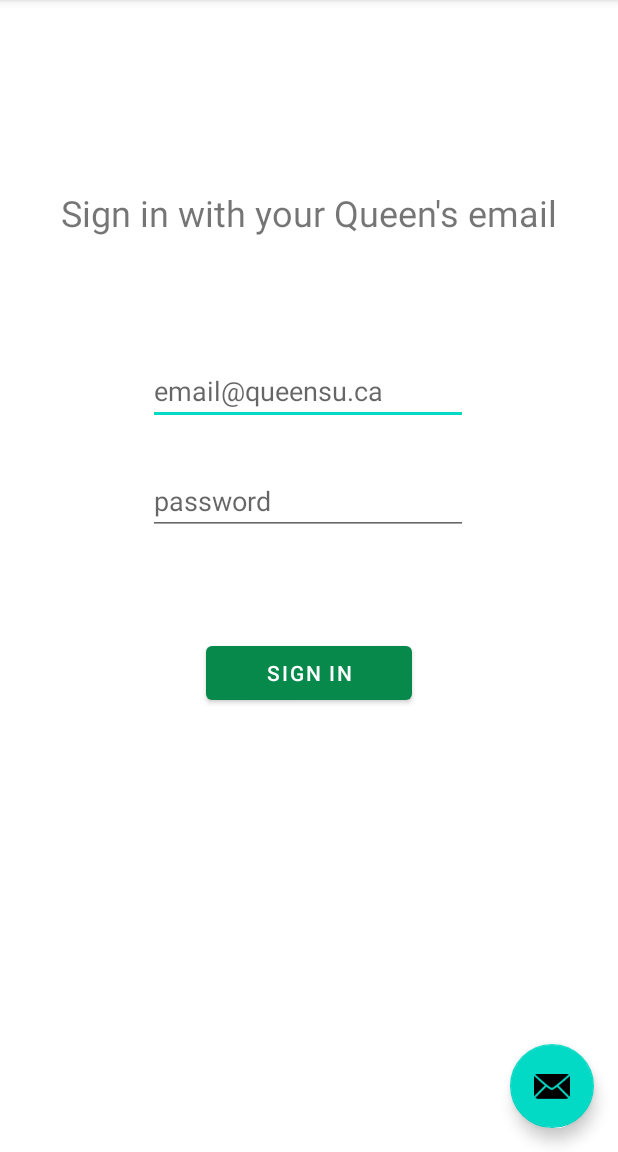
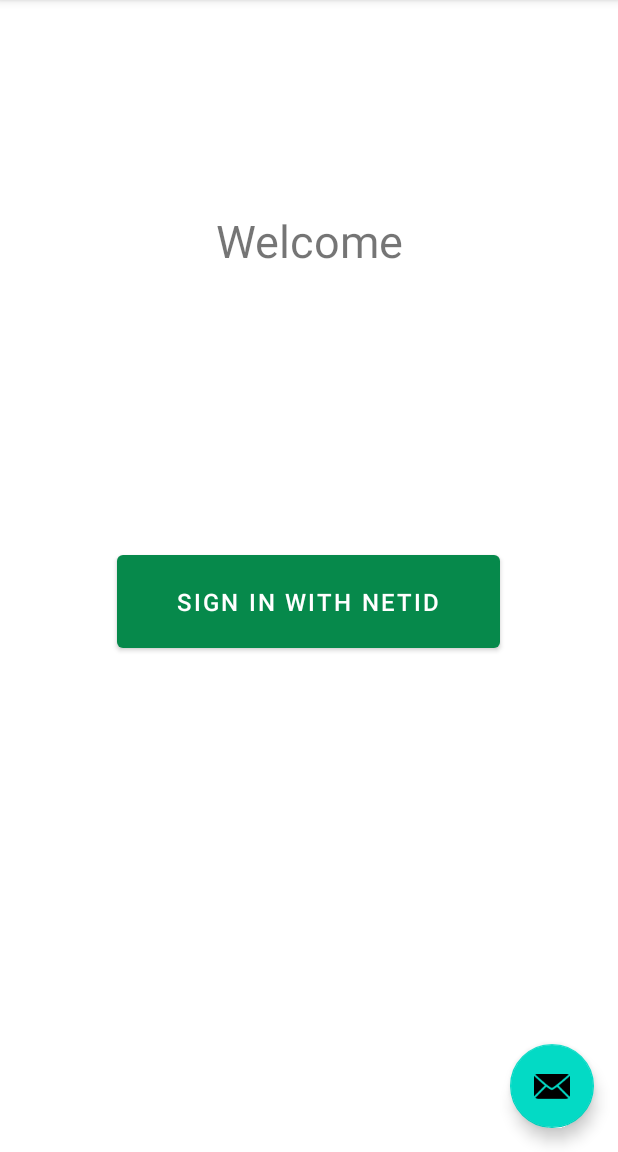
Before and after one commit to jtepp/iCons, an Android app: the screen it shows after launch (MainActivity), on a phone screen of 412 x 824 dp, the part 84-1236 px from its top. Run offline under Robolectric (Android 15) with nearby library versions, the phone set to English and light mode, and no system bars; our stand-ins replace Firebase (no records; nobody signed in at launch, a user with empty details on screens opened directly).

Commit message:
added welcome screen

```diff
--- a/app/src/main/java/com/group724/icons/MainActivity.java
+++ b/app/src/main/java/com/group724/icons/MainActivity.java
@@ -21,6 +21,7 @@ import android.view.View;
 
 import android.view.Menu;
 import android.view.MenuItem;
+import android.widget.Button;
 
 public class MainActivity extends AppCompatActivity  {
     FirebaseAuth firebaseAuth;
@@ -84,6 +85,14 @@ public class MainActivity extends AppCompatActivity  {
         setContentView(R.layout.activity_main);
         firebaseAuth = FirebaseAuth.getInstance();
 
+        Button signInButton = findViewById(R.id.signInButton);
+        signInButton.setOnClickListener(new View.OnClickListener() {
+            @Override
+            public void onClick(View v) {
+                signIn();
+            }
+        });
+
         Toolbar toolbar = findViewById(R.id.toolbar);
         setSupportActionBar(toolbar);
 
--- a/app/src/main/res/layout/activity_main.xml
+++ b/app/src/main/res/layout/activity_main.xml
@@ -7,6 +7,7 @@
     tools:context=".MainActivity">
 
     <com.google.android.material.appbar.AppBarLayout
+        android:id="@+id/appBarLayout"
         android:layout_width="match_parent"
         android:layout_height="wrap_content"
         android:theme="@style/Theme.ICons.AppBarOverlay">
@@ -16,11 +17,16 @@
             android:layout_width="match_parent"
             android:layout_height="?attr/actionBarSize"
             android:background="?attr/colorPrimary"
-            app:popupTheme="@style/Theme.ICons.PopupOverlay" />
+            app:popupTheme="@style/Theme.ICons.PopupOverlay"
+        />
 
     </com.google.android.material.appbar.AppBarLayout>
 
-    <include layout="@layout/content_main" />
+    <include
+        android:id="@+id/include"
+        layout="@layout/content_main"
+        app:layout_anchor="@+id/include"
+        app:layout_anchorGravity="center" />
 
     <com.google.android.material.floatingactionbutton.FloatingActionButton
         android:id="@+id/fab"
--- a/app/src/main/res/layout/content_main.xml
+++ b/app/src/main/res/layout/content_main.xml
@@ -7,68 +7,40 @@
     app:layout_behavior="@string/appbar_scrolling_view_behavior">
 
     <Button
-        android:id="@+id/button"
+        android:id="@+id/signInButton"
         android:layout_width="wrap_content"
         android:layout_height="wrap_content"
         android:layout_marginStart="100dp"
         android:layout_marginLeft="100dp"
-        android:layout_marginTop="68dp"
         android:layout_marginEnd="100dp"
         android:layout_marginRight="100dp"
+        android:layout_marginBottom="330dp"
         android:paddingLeft="40dp"
+        android:paddingTop="20dp"
         android:paddingRight="40dp"
-        android:text="Sign In"
+        android:paddingBottom="20dp"
+        android:text="Sign In with NetID"
+        android:textSize="16dp"
         app:backgroundTint="#06894B"
+        app:layout_constraintBottom_toBottomOf="parent"
         app:layout_constraintEnd_toEndOf="parent"
-        app:layout_constraintStart_toStartOf="parent"
-        app:layout_constraintTop_toBottomOf="@+id/editTextTextPassword" />
+        app:layout_constraintHorizontal_bias="0.511"
+        app:layout_constraintStart_toStartOf="parent" />
 
     <TextView
         android:id="@+id/textView"
         android:layout_width="wrap_content"
         android:layout_height="wrap_content"
-        android:layout_marginStart="100dp"
-        android:layout_marginLeft="100dp"
-        android:layout_marginTop="125dp"
-        android:layout_marginEnd="100dp"
-        android:layout_marginRight="100dp"
-        android:text="Sign in with your Queen's email"
-        android:textSize="24sp"
+        android:layout_marginStart="156dp"
+        android:layout_marginLeft="156dp"
+        android:layout_marginTop="140dp"
+        android:layout_marginEnd="156dp"
+        android:layout_marginRight="156dp"
+        android:gravity="center|center_horizontal|center_vertical"
+        android:text="Welcome"
+        android:textSize="30sp"
         app:layout_constraintEnd_toEndOf="parent"
         app:layout_constraintStart_toStartOf="parent"
         app:layout_constraintTop_toTopOf="parent" />
 
-    <EditText
-        android:id="@+id/editTextTextEmailAddress"
-        android:layout_width="wrap_content"
-        android:layout_height="wrap_content"
-        android:layout_marginStart="100dp"
-        android:layout_marginLeft="100dp"
-        android:layout_marginTop="80dp"
-        android:layout_marginEnd="100dp"
-        android:layout_marginRight="100dp"
-        android:ems="10"
-        android:hint="email@queensu.ca"
-        android:inputType="textEmailAddress"
-        app:layout_constraintEnd_toEndOf="parent"
-        app:layout_constraintHorizontal_bias="1.0"
-        app:layout_constraintStart_toStartOf="parent"
-        app:layout_constraintTop_toBottomOf="@+id/textView" />
-
-    <EditText
-        android:id="@+id/editTextTextPassword"
-        android:layout_width="wrap_content"
-        android:layout_height="wrap_content"
-        android:layout_marginStart="100dp"
-        android:layout_marginLeft="100dp"
-        android:layout_marginTop="28dp"
-        android:layout_marginEnd="100dp"
-        android:layout_marginRight="100dp"
-        android:ems="10"
-        android:hint="password"
-        android:inputType="textPassword"
-        app:layout_constraintEnd_toEndOf="parent"
-        app:layout_constraintHorizontal_bias="1.0"
-        app:layout_constraintStart_toStartOf="parent"
-        app:layout_constraintTop_toBottomOf="@+id/editTextTextEmailAddress" />
 </androidx.constraintlayout.widget.ConstraintLayout>
```
